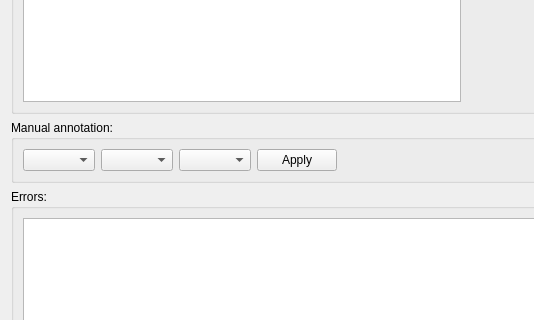
Before: the Qt Designer form mapclientplugins/sparccurationhelperstep/qt/scaffoldannotationwidget.ui in mapclient-plugins/mapclientplugins.sparccurationhelperstep, drawn with Qt 5; both pictures show x 0 to 534 and y 225 to 545 of the 927 by 753 pixel window.
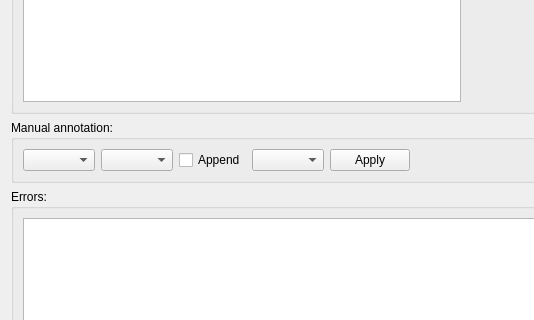
After: the same form once the commit is applied.

Commit message: Add ability to append or replace isSourceOf annotations.

Patch:
```diff
--- a/mapclientplugins/sparccurationhelperstep/qt/scaffoldannotationwidget.ui
+++ b/mapclientplugins/sparccurationhelperstep/qt/scaffoldannotationwidget.ui
@@ -81,6 +81,16 @@
       <item>
        <widget class="QComboBox" name="comboBoxSAnnotationPredicate"/>
       </item>
+      <item>
+       <widget class="QCheckBox" name="checkBoxAnnotationMode">
+        <property name="toolTip">
+         <string>Append or replace entry</string>
+        </property>
+        <property name="text">
+         <string>Append</string>
+        </property>
+       </widget>
+      </item>
       <item>
        <widget class="QComboBox" name="comboBoxAnnotationObject"/>
       </item>
```
The commit also changes 2 other files.
